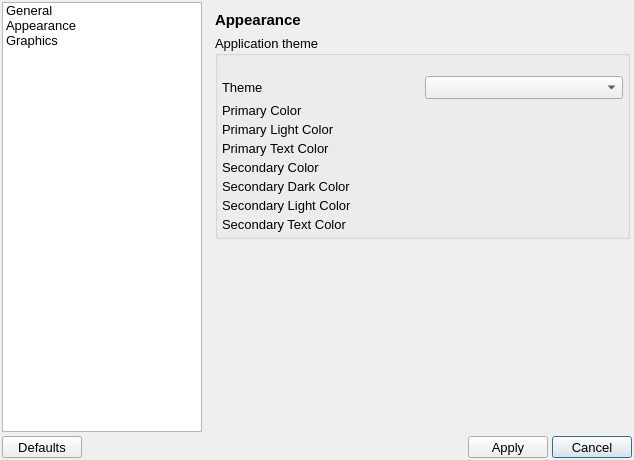
The window that src/UserInterface/Forms/PreferencesDialog.ui (PawelekPro/MeshGeneratingTool) describes before a commit, drawn with Qt 5.
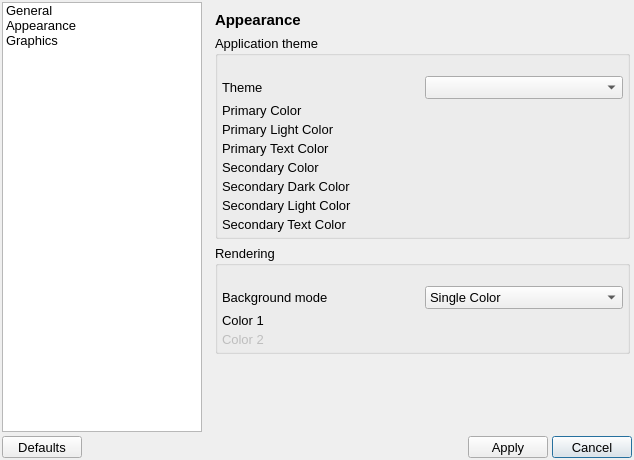
The same window after the commit. The open tabs and pages were chosen to show the change. Icons and pictures are not drawn. Custom widgets are drawn as their Qt base class.

Commit message: Added feature for changing renderer background

```diff
--- a/src/UserInterface/Forms/PreferencesDialog.ui
+++ b/src/UserInterface/Forms/PreferencesDialog.ui
@@ -171,6 +171,118 @@
        <property name="bottomMargin">
         <number>2</number>
        </property>
+       <item row="2" column="0">
+        <widget class="QGroupBox" name="groupBox">
+         <property name="title">
+          <string>Rendering</string>
+         </property>
+         <layout class="QGridLayout" name="gridLayout_9">
+          <property name="leftMargin">
+           <number>4</number>
+          </property>
+          <property name="topMargin">
+           <number>20</number>
+          </property>
+          <property name="rightMargin">
+           <number>4</number>
+          </property>
+          <property name="bottomMargin">
+           <number>4</number>
+          </property>
+          <property name="spacing">
+           <number>4</number>
+          </property>
+          <item row="0" column="1">
+           <widget class="QComboBox" name="renBackgroundComboBox">
+            <item>
+             <property name="text">
+              <string>Single Color</string>
+             </property>
+            </item>
+            <item>
+             <property name="text">
+              <string>Vertical Gradient</string>
+             </property>
+            </item>
+            <item>
+             <property name="text">
+              <string>Horizontal Gradient</string>
+             </property>
+            </item>
+            <item>
+             <property name="text">
+              <string>Radial Farthest Side</string>
+             </property>
+            </item>
+            <item>
+             <property name="text">
+              <string>Radial Farthest Corner</string>
+             </property>
+            </item>
+           </widget>
+          </item>
+          <item row="0" column="0">
+           <widget class="QLabel" name="renBackgroundLabel">
+            <property name="text">
+             <string>Background mode</string>
+            </property>
+           </widget>
+          </item>
+          <item row="1" column="0">
+           <widget class="QLabel" name="firstRenColorLabel">
+            <property name="text">
+             <string>Color 1</string>
+            </property>
+           </widget>
+          </item>
+          <item row="2" column="0">
+           <widget class="QLabel" name="secRenColorLabel">
+            <property name="enabled">
+             <bool>false</bool>
+            </property>
+            <property name="text">
+             <string>Color 2</string>
+            </property>
+           </widget>
+          </item>
+          <item row="1" column="1">
+           <widget class="ColorPickerWidget" name="firstRenColor" native="true">
+            <property name="minimumSize">
+             <size>
+              <width>0</width>
+              <height>0</height>
+             </size>
+            </property>
+            <property name="maximumSize">
+             <size>
+              <width>16777215</width>
+              <height>16777215</height>
+             </size>
+            </property>
+           </widget>
+          </item>
+          <item row="2" column="1">
+           <widget class="ColorPickerWidget" name="secRenColor" native="true">
+            <property name="enabled">
+             <bool>false</bool>
+            </property>
+            <property name="minimumSize">
+             <size>
+              <width>0</width>
+              <height>0</height>
+             </size>
+            </property>
+            <property name="maximumSize">
+             <size>
+              <width>16777215</width>
+              <height>16777215</height>
+             </size>
+            </property>
+           </widget>
+          </item>
+         </layout>
+        </widget>
+       </item>
        <item row="0" column="0">
         <widget class="QLabel" name="appearanceLabel">
          <property name="font">
@@ -408,7 +520,7 @@
          </layout>
         </widget>
        </item>
-       <item row="2" column="0">
+       <item row="3" column="0">
         <spacer name="verticalSpacer_3">
          <property name="orientation">
           <enum>Qt::Vertical</enum>
```
The commit also changes 6 other files.
